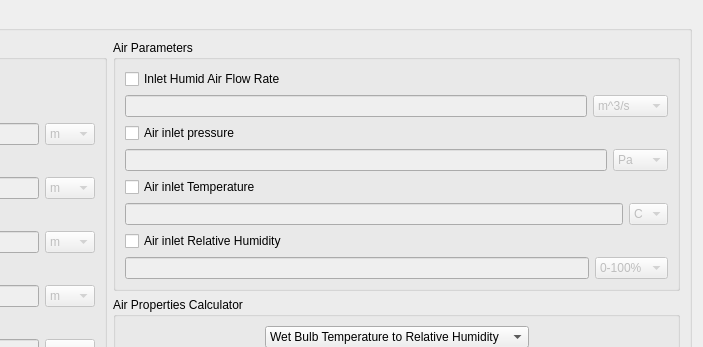
Qt form ui_files/Fintube_parametric.ui (OmarZaki96/EGSim) before a commit; both pictures show x 483 to 1186 and y 0 to 347 of the 1186 by 849 pixel window.
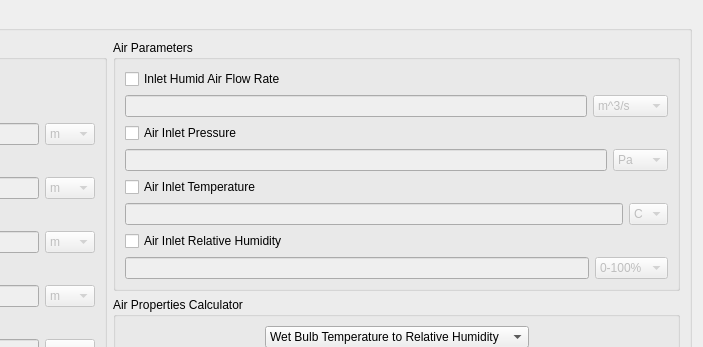
The same form after that commit.

```diff
--- a/ui_files/Fintube_parametric.ui
+++ b/ui_files/Fintube_parametric.ui
@@ -560,7 +560,7 @@
              <item>
               <widget class="QCheckBox" name="Air_Pressure_check">
                <property name="text">
-                <string>Air inlet pressure</string>
+                <string>Air Inlet Pressure</string>
                </property>
               </widget>
              </item>
@@ -619,7 +619,7 @@
              <item>
               <widget class="QCheckBox" name="Air_Temperature_check">
                <property name="text">
-                <string>Air inlet Temperature</string>
+                <string>Air Inlet Temperature</string>
                </property>
               </widget>
              </item>
@@ -663,7 +663,7 @@
              <item>
               <widget class="QCheckBox" name="Air_RH_check">
                <property name="text">
-                <string>Air inlet Relative Humidity</string>
+                <string>Air Inlet Relative Humidity</string>
                </property>
               </widget>
              </item>
```
